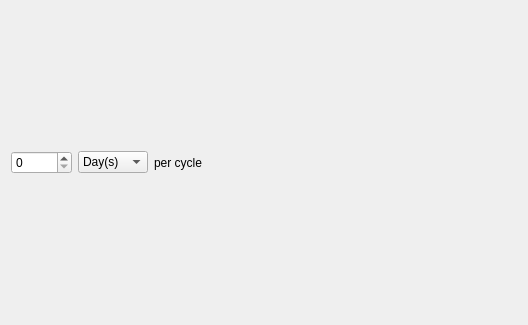
This is visualizations/ui_helixwidget.ui in mbernasocchi/multiview as Qt 5 draws it before an edit. The edited form follows.
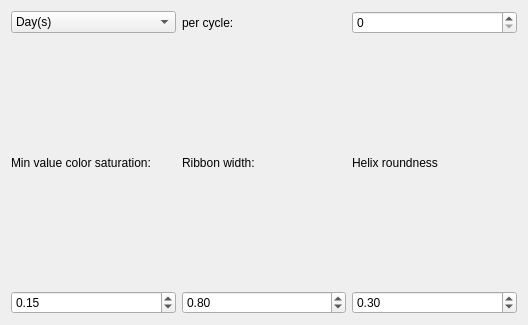
This is the edited form.

What changed in the file:
```diff
--- a/visualizations/ui_helixwidget.ui
+++ b/visualizations/ui_helixwidget.ui
@@ -19,16 +19,6 @@
   <layout class="QVBoxLayout" name="verticalLayout">
    <item>
     <layout class="QHBoxLayout" name="horizontalLayout">
-     <item>
-      <widget class="QSpinBox" name="sizePerCycle">
-       <property name="accelerated">
-        <bool>true</bool>
-       </property>
-       <property name="maximum">
-        <number>99999</number>
-       </property>
-      </widget>
-     </item>
      <item>
       <widget class="QComboBox" name="unitPerCycle">
        <item>
@@ -46,22 +36,92 @@
      <item>
       <widget class="QLabel" name="label">
        <property name="text">
-        <string>per cycle</string>
+        <string>per cycle:</string>
        </property>
       </widget>
      </item>
      <item>
-      <spacer name="horizontalSpacer">
-       <property name="orientation">
-        <enum>Qt::Horizontal</enum>
+      <widget class="QSpinBox" name="sizePerCycle">
+       <property name="accelerated">
+        <bool>true</bool>
        </property>
-       <property name="sizeHint" stdset="0">
-        <size>
-         <width>40</width>
-         <height>20</height>
-        </size>
+       <property name="maximum">
+        <number>99999</number>
        </property>
-      </spacer>
+      </widget>
+     </item>
+    </layout>
+   </item>
+   <item>
+    <layout class="QGridLayout" name="gridLayout">
+     <item row="1" column="0">
+      <widget class="QDoubleSpinBox" name="minSaturation">
+       <property name="accelerated">
+        <bool>true</bool>
+       </property>
+       <property name="maximum">
+        <double>1.000000000000000</double>
+       </property>
+       <property name="singleStep">
+        <double>0.010000000000000</double>
+       </property>
+       <property name="value">
+        <double>0.150000000000000</double>
+       </property>
+      </widget>
+     </item>
+     <item row="0" column="0">
+      <widget class="QLabel" name="label_2">
+       <property name="text">
+        <string>Min value color saturation:</string>
+       </property>
+      </widget>
+     </item>
+     <item row="1" column="1">
+      <widget class="QDoubleSpinBox" name="ribbonWidth">
+       <property name="accelerated">
+        <bool>true</bool>
+       </property>
+       <property name="maximum">
+        <double>1.000000000000000</double>
+       </property>
+       <property name="singleStep">
+        <double>0.010000000000000</double>
+       </property>
+       <property name="value">
+        <double>0.800000000000000</double>
+       </property>
+      </widget>
+     </item>
+     <item row="0" column="1">
+      <widget class="QLabel" name="label_3">
+       <property name="text">
+        <string>Ribbon width:</string>
+       </property>
+      </widget>
+     </item>
+     <item row="1" column="2">
+      <widget class="QDoubleSpinBox" name="precision">
+       <property name="accelerated">
+        <bool>true</bool>
+       </property>
+       <property name="maximum">
+        <double>1.000000000000000</double>
+       </property>
+       <property name="singleStep">
+        <double>0.010000000000000</double>
+       </property>
+       <property name="value">
+        <double>0.300000000000000</double>
+       </property>
+      </widget>
+     </item>
+     <item row="0" column="2">
+      <widget class="QLabel" name="label_5">
+       <property name="text">
+        <string>Helix roundness</string>
+       </property>
+      </widget>
      </item>
     </layout>
    </item>
```
